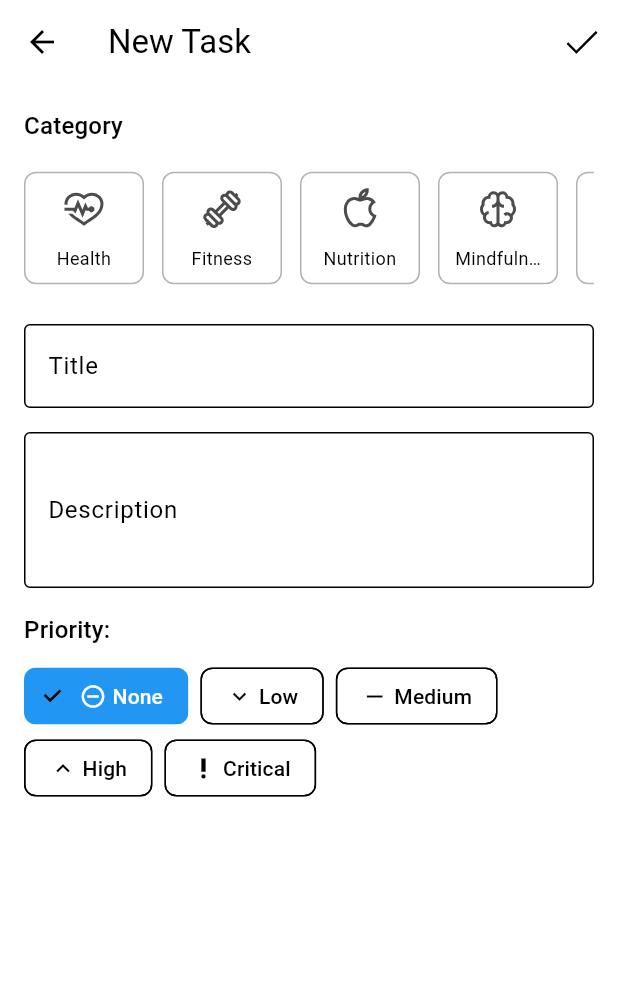
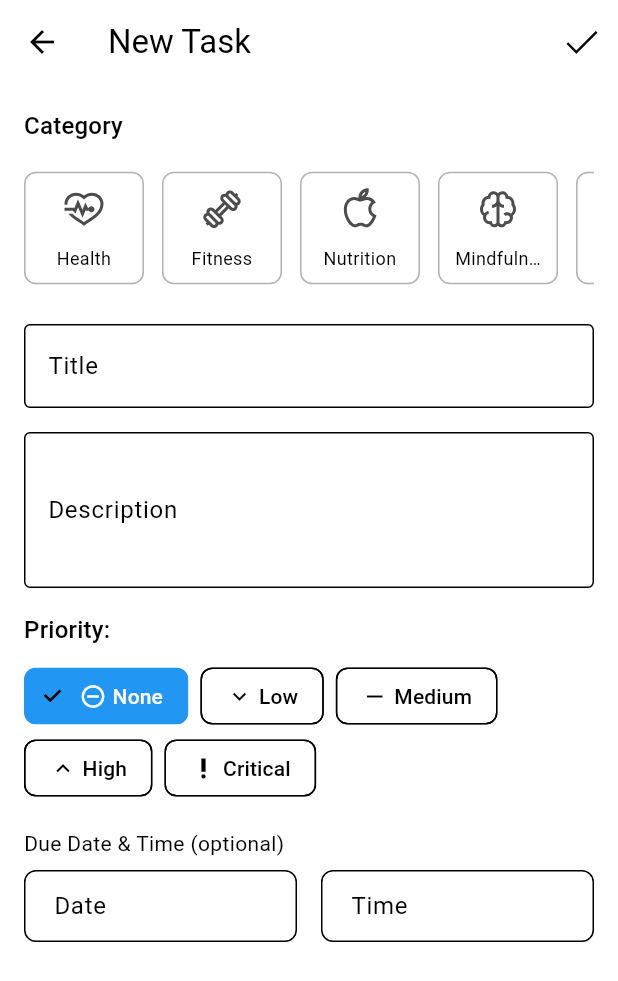
Before and after one commit to dbl8005/lyfer, a Flutter app: the TaskFormScreen screen opened by its route, on a phone screen of 412 x 824 dp. Shown: the top 981 px of the screen. Run offline on Flutter 3.47's test engine with Material 3 defaults, Android fonts, the phone set to English and light mode, and no system bars; our stand-ins replace cloud_firestore, firebase_auth, firebase_core, flutter_colorpicker, flutter_riverpod, go_router and 6 more; accounts and stored records are empty; generated files the repository leaves out were written again; network calls fail.

Commit message:
Refactor habits and tasks providers to use notifier for improved state management; enhance UI components for better user experience

```diff
--- a/lib/core/router/router.dart
+++ b/lib/core/router/router.dart
@@ -105,7 +105,7 @@ final appRouterProvider = Provider<GoRouter>((ref) {
         builder: (context, state) {
           final habitId = state.pathParameters['id']!;
           // You'll need to fetch the habit first
-          final habitService = ref.read(habitsRepositoryProvider);
+          final habitService = ref.read(habitsRepositoryProvider.notifier);
           return FutureBuilder<HabitModel>(
             future: habitService.getHabitById(habitId),
             builder: (context, snapshot) {
@@ -127,7 +127,7 @@ final appRouterProvider = Provider<GoRouter>((ref) {
         builder: (context, state) {
           final habitId = state.pathParameters['id']!;
           // You'll need to fetch the habit first
-          final habitService = ref.read(habitsRepositoryProvider);
+          final habitService = ref.read(habitsRepositoryProvider.notifier);
           return FutureBuilder<HabitModel>(
             future: habitService.getHabitById(habitId),
             builder: (context, snapshot) {
--- a/lib/features/dashboard/presentation/screens/dashboard_screen.dart
+++ b/lib/features/dashboard/presentation/screens/dashboard_screen.dart
@@ -218,6 +218,8 @@ class DashboardScreen extends ConsumerWidget {
     return CustomCard(
       shadowColor: Theme.of(context).shadowColor,
       elevation: 2,
+      child: Padding(
+        padding: const EdgeInsets.all(8.0),
         child: Column(
           crossAxisAlignment: CrossAxisAlignment.start,
           children: [
@@ -240,6 +242,7 @@ class DashboardScreen extends ConsumerWidget {
                   ),
             ),
           ],
+        ),
       ),
     );
   }
@@ -320,7 +323,7 @@ class DashboardScreen extends ConsumerWidget {
               onPressed: () async {
                 try {
                   await ref
-                      .read(habitsRepositoryProvider)
+                      .read(habitsRepositoryProvider.notifier)
                       .toggleHabitCompletion(
                         habit.id!,
                         DateTime.now(),
--- a/lib/features/dashboard/presentation/widgets/dashboard_habit_item.dart
+++ b/lib/features/dashboard/presentation/widgets/dashboard_habit_item.dart
@@ -87,7 +87,7 @@ class DashboardHabitItem extends ConsumerWidget {
   Future<void> _toggleCompletion(BuildContext context, WidgetRef ref) async {
     try {
       final isCompleted = habit.isCompletedToday();
-      await ref.read(habitsRepositoryProvider).toggleHabitCompletion(
+      await ref.read(habitsRepositoryProvider.notifier).toggleHabitCompletion(
             habit.id!,
             DateTime.now(),
           );
--- a/lib/features/dashboard/presentation/widgets/stats_card.dart
+++ b/lib/features/dashboard/presentation/widgets/stats_card.dart
@@ -1,4 +1,5 @@
 import 'package:flutter/material.dart';
+import 'package:lyfer/core/shared/widgets/custom_card.dart';
 
 class StatsCard extends StatelessWidget {
   final String title;
@@ -18,8 +19,7 @@ class StatsCard extends StatelessWidget {
 
   @override
   Widget build(BuildContext context) {
-    return Card(
-      elevation: 2,
+    return CustomCard(
       child: InkWell(
         onTap: onTap,
         borderRadius: BorderRadius.circular(12),
--- a/lib/features/habits/presentation/screens/habit_details.dart
+++ b/lib/features/habits/presentation/screens/habit_details.dart
@@ -75,7 +75,9 @@ class _HabitDetailsState extends ConsumerState<HabitDetails> {
 
     if (confirmed == true) {
       try {
-        await ref.read(habitsRepositoryProvider).deleteHabit(widget.habit.id!);
+        await ref
+            .read(habitsRepositoryProvider.notifier)
+            .deleteHabit(widget.habit.id!);
         if (mounted) {
           AppSnackbar.show(
             context: context,
--- a/lib/features/habits/presentation/screens/habits_screen.dart
+++ b/lib/features/habits/presentation/screens/habits_screen.dart
@@ -57,7 +57,8 @@ class _HabitsScreenState extends ConsumerState<HabitsScreen> {
 
   @override
   Widget build(BuildContext context) {
-    final habitStream = ref.watch(habitsRepositoryProvider).watchHabits();
+    final habitStream =
+        ref.watch(habitsRepositoryProvider.notifier).habitsStream();
 
     return Semantics(
       label: UIConstants.habitsScreenLabel,
--- a/lib/features/habits/presentation/screens/new_habit_screen.dart
+++ b/lib/features/habits/presentation/screens/new_habit_screen.dart
@@ -96,7 +96,7 @@ class _NewHabitScreenState extends ConsumerState<NewHabitScreen> {
         isPinned: false,
       );
 
-      await ref.read(habitsRepositoryProvider).createHabit(habit);
+      await ref.read(habitsRepositoryProvider.notifier).createHabit(habit);
       if (mounted) Navigator.of(context).pop();
     } catch (e) {
       if (mounted) {
--- a/lib/features/habits/presentation/widgets/display/habit_tile.dart
+++ b/lib/features/habits/presentation/widgets/display/habit_tile.dart
@@ -168,7 +168,7 @@ class HabitTile extends ConsumerWidget {
           title: 'Delete Habit',
           content: 'Are you sure you want to delete this habit?',
           onConfirm: () {
-            ref.read(habitsRepositoryProvider).deleteHabit(habit.id!);
+            ref.read(habitsRepositoryProvider.notifier).deleteHabit(habit.id!);
             Navigator.of(context).pop();
           },
         );
@@ -194,7 +194,7 @@ class HabitTile extends ConsumerWidget {
   // Toggle habit completion
   void _toggleHabitCompletion(WidgetRef ref) {
     ref
-        .read(habitsRepositoryProvider)
+        .read(habitsRepositoryProvider.notifier)
         .toggleHabitCompletion(habit.id!, selectedDate);
   }
 
--- a/lib/features/tasks/domain/models/task_model.dart
+++ b/lib/features/tasks/domain/models/task_model.dart
@@ -66,7 +66,6 @@ class Task {
   }
 
   factory Task.fromJson(Map<String, dynamic> json, {String? docId}) {
-    // Use document ID if provided, otherwise use ID from json
     final id = docId ?? json['id'];
 
     return Task(
--- a/lib/features/tasks/presentation/screens/task_detail_screen.dart
+++ b/lib/features/tasks/presentation/screens/task_detail_screen.dart
@@ -176,7 +176,8 @@ class _TaskDetailScreenState extends ConsumerState<TaskDetailScreen> {
               ),
               const SizedBox(width: 12),
               Text(
-                DateFormat('EEEE, MMMM d, y').format(widget.task.dueDate!),
+                DateFormat('EEEE, MMMM d, y hh:mm a')
+                    .format(widget.task.dueDate!),
                 style: TextStyle(
                   fontSize: 16,
                   fontWeight: FontWeight.w500,
--- a/lib/features/tasks/presentation/screens/task_form_screen.dart
+++ b/lib/features/tasks/presentation/screens/task_form_screen.dart
@@ -179,6 +179,8 @@ class _TaskFormScreenState extends ConsumerState<TaskFormScreen> {
                 const SizedBox(height: 16),
                 _buildPrioritySelector(),
                 const SizedBox(height: 16),
+                _buildDueDatePicker(),
+                const SizedBox(height: 16),
               ],
             ),
           ),
@@ -213,4 +215,102 @@ class _TaskFormScreenState extends ConsumerState<TaskFormScreen> {
       },
     );
   }
+
+  Widget _buildDueDatePicker() {
+    return Column(
+      crossAxisAlignment: CrossAxisAlignment.start,
+      children: [
+        Text(
+          'Due Date & Time (optional)',
+          style: Theme.of(context).textTheme.bodyMedium,
+        ),
+        const SizedBox(height: 8),
+        Row(
+          children: [
+            Expanded(
+              child: InkWell(
+                onTap: () async {
+                  final selectedDate = await showDatePicker(
+                    context: context,
+                    initialDate: _dueDate ?? DateTime.now(),
+                    firstDate: DateTime.now(),
+                    lastDate: DateTime(2100),
+                  );
+
+                  if (selectedDate != null) {
+                    setState(() {
+                      _dueDate = DateTime(
+                        selectedDate.year,
+                        selectedDate.month,
+                        selectedDate.day,
+                      );
+                    });
+                  }
+                },
+                child: InputDecorator(
+                  decoration: InputDecoration(
+                    border: OutlineInputBorder(
+                      borderRadius: BorderRadius.circular(8.0),
+                    ),
+                    contentPadding: const EdgeInsets.symmetric(
+                      vertical: 12.0,
+                      horizontal: 16.0,
+                    ),
+                  ),
+                  child: Text(
+                    _dueDate != null
+                        ? DateFormat('MMM dd, yyyy').format(_dueDate!)
+                        : 'Date',
+                    style: Theme.of(context).textTheme.bodyLarge,
+                  ),
+                ),
+              ),
+            ),
+            const SizedBox(width: 16),
+            Expanded(
+              child: InkWell(
+                onTap: () async {
+                  final selectedTime = await showTimePicker(
+                    context: context,
+                    initialTime:
+                        TimeOfDay.fromDateTime(_dueDate ?? DateTime.now()),
+                  );
+
+                  if (selectedTime != null) {
+                    setState(() {
+                      _dueDate = DateTime(
+                        _dueDate?.year ?? DateTime.now().year,
+                        _dueDate?.month ?? DateTime.now().month,
+                        _dueDate?.day ?? DateTime.now().day,
+                        selectedTime.hour,
+                        selectedTime.minute,
+                      );
+                    });
+                  }
+                },
+                child: InputDecorator(
+                  decoration: InputDecoration(
+                    border: OutlineInputBorder(
+                      borderRadius: BorderRadius.circular(8.0),
+                    ),
+                    contentPadding: const EdgeInsets.symmetric(
+                      vertical: 12.0,
+                      horizontal: 16.0,
+                    ),
+                  ),
+                  child: Text(
+                    _dueDate != null &&
+                            (_dueDate!.hour != 0 || _dueDate!.minute != 0)
+                        ? DateFormat('hh:mm a').format(_dueDate!)
+                        : 'Time',
+                    style: Theme.of(context).textTheme.bodyLarge,
+                  ),
+                ),
+              ),
+            ),
+          ],
+        ),
+      ],
+    );
+  }
 }
```
Also changed, not shown: lib/features/habits/data/repositories/habit_repository.dart (+7 -0 lines), lib/features/habits/presentation/providers/habits_provider.dart (+54 -10 lines), lib/features/habits/presentation/screens/edit_habit_screen.dart (+6 -2 lines), lib/features/habits/presentation/widgets/detail_widgets/habit_calendar_view.dart (+6 -5 lines), lib/features/tasks/data/repositories/task_repository.dart (+2 -9 lines), lib/features/tasks/presentation/providers/tasks_provider.dart (+29 -118 lines), lib/features/tasks/presentation/widgets/task_item.dart (+24 -3 lines), lib/features/habits/presentation/providers/habits_provider.g.dart, lib/features/tasks/presentation/providers/tasks_provider.g.dart. Lines whose indentation alone changed are shown as unchanged.
